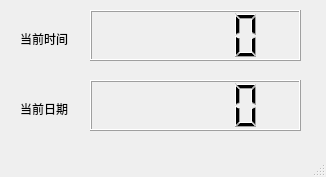
Old version of the form mainwin.ui in the repository ReturnZeroGirl/pyqt_clock.
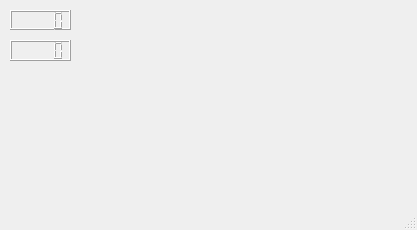
New version of the form.

The edit to the form file:
```diff
--- a/mainwin.ui
+++ b/mainwin.ui
@@ -6,8 +6,8 @@
    <rect>
     <x>0</x>
     <y>0</y>
-    <width>326</width>
-    <height>177</height>
+    <width>417</width>
+    <height>230</height>
    </rect>
   </property>
   <property name="windowTitle">
@@ -17,10 +17,10 @@
    <widget class="QLCDNumber" name="lcdNumber">
     <property name="geometry">
      <rect>
-      <x>90</x>
-      <y>10</y>
-      <width>211</width>
-      <height>51</height>
+      <x>10</x>
+      <y>40</y>
+      <width>61</width>
+      <height>21</height>
      </rect>
     </property>
     <property name="mouseTracking">
@@ -36,39 +36,13 @@
    <widget class="QLCDNumber" name="lcdNumber_2">
     <property name="geometry">
      <rect>
-      <x>90</x>
-      <y>80</y>
-      <width>211</width>
-      <height>51</height>
+      <x>10</x>
+      <y>10</y>
+      <width>61</width>
+      <height>20</height>
      </rect>
     </property>
    </widget>
-   <widget class="QLabel" name="label">
-    <property name="geometry">
-     <rect>
-      <x>20</x>
-      <y>30</y>
-      <width>54</width>
-      <height>17</height>
-     </rect>
-    </property>
-    <property name="text">
-     <string>当前时间</string>
-    </property>
-   </widget>
-   <widget class="QLabel" name="label_2">
-    <property name="geometry">
-     <rect>
-      <x>20</x>
-      <y>100</y>
-      <width>54</width>
-      <height>17</height>
-     </rect>
-    </property>
-    <property name="text">
-     <string>当前日期</string>
-    </property>
-   </widget>
   </widget>
   <widget class="QMenuBar" name="menubar">
    <property name="geometry">
```
Left out of the diff: 4 changed lines with no effect on the pictures.
